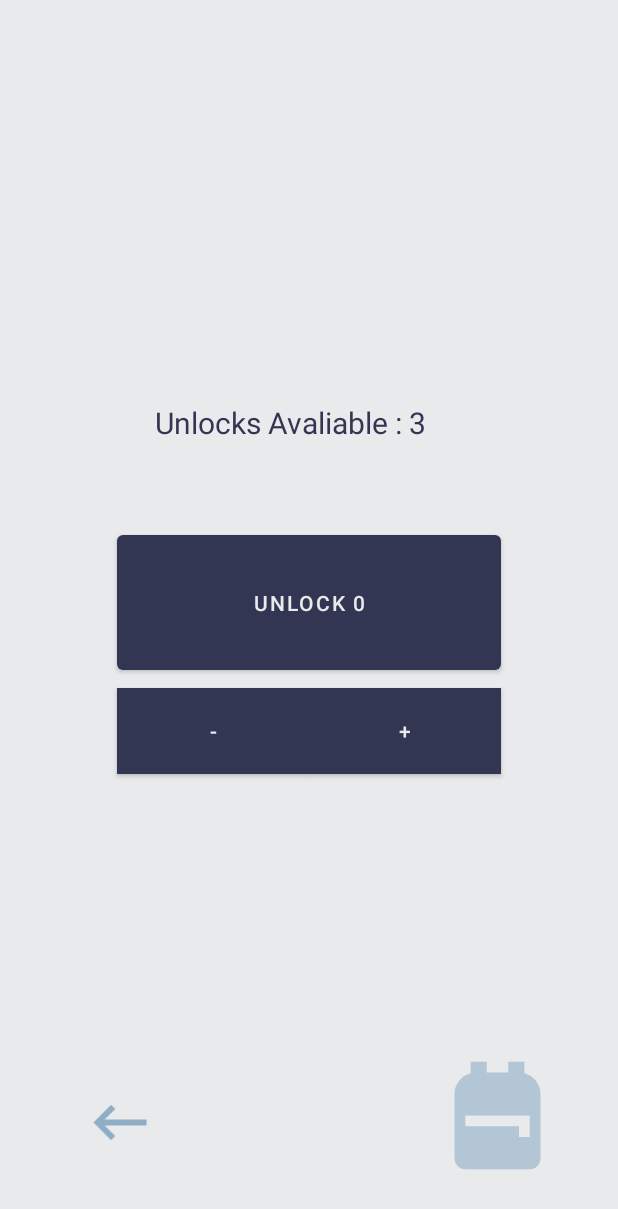
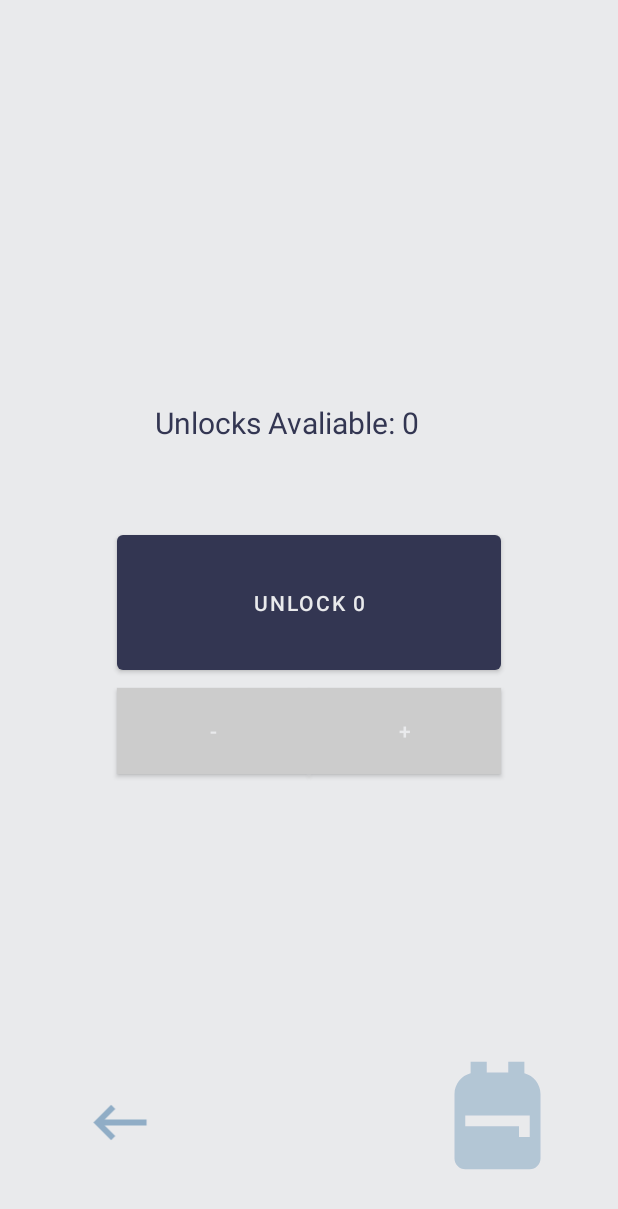
Before and after one commit to Dessie0/TriviaChance, an Android app: the RedeemActivity screen opened directly, with no data from a screen before it, on a phone screen of 412 x 824 dp. Shown: the top 1209 px of the screen. Run offline under Robolectric (Android 15) with nearby library versions, the phone set to English and light mode, and no system bars; network calls fail.

```diff
--- a/app/src/main/java/edu/floridapoly/mobiledeviceapplications/fall22/triviachance/InventoryActivity.java
+++ b/app/src/main/java/edu/floridapoly/mobiledeviceapplications/fall22/triviachance/InventoryActivity.java
@@ -39,6 +39,7 @@ public class InventoryActivity extends AppCompatActivity {
     @Override
     protected void onCreate(Bundle savedInstanceState) {
         super.onCreate(savedInstanceState);
+        ThemeUtil.onActivityCreateTheme(this);
         setContentView(R.layout.activity_inventory);
 
         redeemPrizesButton = findViewById(R.id.redeemPrizesButton);
--- a/app/src/main/java/edu/floridapoly/mobiledeviceapplications/fall22/triviachance/RedeemActivity.java
+++ b/app/src/main/java/edu/floridapoly/mobiledeviceapplications/fall22/triviachance/RedeemActivity.java
@@ -3,7 +3,13 @@ package edu.floridapoly.mobiledeviceapplications.fall22.triviachance;
 import androidx.appcompat.app.AppCompatActivity;
 
 import android.os.Bundle;
-
+import android.content.Intent;
+import android.graphics.Color;
+import android.util.TypedValue;
+import android.view.View;
+import android.widget.Button;
+import android.widget.ImageButton;
+import android.widget.TextView;
 import org.jetbrains.annotations.NotNull;
 
 import java.util.HashMap;
@@ -37,9 +43,107 @@ public class RedeemActivity extends AppCompatActivity {
     }
 
 
+    TextView unlockText;
+    Button unlockButton;
+    Button increaseButton;
+    Button decreaseButton;
+
+    ImageButton homeButton;
+    ImageButton inventoryButton;
+
+
+    TypedValue typedValue;
+
+    int selectedAmount = 0;
+    int colorPrimary, colorSecondary;
+
+
     @Override
     protected void onCreate(Bundle savedInstanceState) {
         super.onCreate(savedInstanceState);
+        ThemeUtil.onActivityCreateTheme(this);
         setContentView(R.layout.activity_redeem);
+
+
+        typedValue = new TypedValue();
+        getTheme().resolveAttribute(com.google.android.material.R.attr.colorPrimary, typedValue, true);
+        colorPrimary = typedValue.resourceId;
+        getTheme().resolveAttribute(com.google.android.material.R.attr.colorSecondary, typedValue, true);
+        colorSecondary = typedValue.resourceId;
+
+        unlockText = findViewById(R.id.unlocksAvaliableText);
+        unlockText.setText(String.format("Unlocks Avaliable: %d", ResultsActivity.unlocksAvaliable));
+
+        homeButton = findViewById(R.id.homeButton);
+        homeButton.setOnClickListener(new View.OnClickListener() {
+            @Override
+            public void onClick(View view) {
+                Intent intent = new Intent(RedeemActivity.this, MainMenu.class);
+                startActivity(intent);
+            }
+        });
+
+        inventoryButton = findViewById(R.id.inventoryButton);
+        inventoryButton.setOnClickListener(new View.OnClickListener() {
+            @Override
+            public void onClick(View view) {
+                Intent intent = new Intent(RedeemActivity.this, InventoryActivity.class);
+                startActivity(intent);
+            }
+        });
+
+        increaseButton = findViewById(R.id.increaseButton);
+        decreaseButton = findViewById(R.id.decreaseButton);
+
+
+        unlockButton = findViewById(R.id.unlockButton);
+        unlockButton.setOnClickListener(new View.OnClickListener() {
+            @Override
+            public void onClick(View view) {
+
+            }
+        });
+
+        checkColors();
+
+        increaseButton.setOnClickListener(new View.OnClickListener() {
+            @Override
+            public void onClick(View view) {
+                if (selectedAmount < ResultsActivity.unlocksAvaliable) {
+                    unlockButton.setText(String.format("Unlock %d", ++selectedAmount));
+                    checkColors();
+                }
+            }
+        });
+
+        decreaseButton.setOnClickListener(new View.OnClickListener() {
+            @Override
+            public void onClick(View view) {
+                if (selectedAmount > 0) {
+                    unlockButton.setText(String.format("Unlock %d", --selectedAmount));
+                    checkColors();
+                }
+
+            }
+        });
+    }
+
+    public void checkColors() {
+        if (ResultsActivity.unlocksAvaliable == 0) {
+            decreaseButton.setBackgroundColor(Color.LTGRAY);
+            increaseButton.setBackgroundColor(Color.LTGRAY);
+        }
+        else if (selectedAmount == 0) {
+            decreaseButton.setBackgroundColor(Color.LTGRAY);
+            increaseButton.setBackgroundColor(getResources().getColor(colorPrimary));
+        }
+        else if (selectedAmount > 0 && selectedAmount < ResultsActivity.unlocksAvaliable) {
+            decreaseButton.setBackgroundColor(getResources().getColor(colorPrimary));
+            increaseButton.setBackgroundColor(getResources().getColor(colorPrimary));
+        }
+        else if (selectedAmount == ResultsActivity.unlocksAvaliable) {
+            increaseButton.setBackgroundColor(Color.LTGRAY);
+            decreaseButton.setBackgroundColor(getResources().getColor(colorPrimary));
+        }
     }
 }
--- a/app/src/main/res/values/strings.xml
+++ b/app/src/main/res/values/strings.xml
@@ -18,6 +18,8 @@
 
     <string name="current_progress">Current Progress:</string>
 
+    <string name="locked_item">This item is locked</string>
+
     <string-array name="theme_choices">
         <item>Choose One</item>
         <item>Gold</item>
```
Also changed, not shown: app/src/main/java/edu/floridapoly/mobiledeviceapplications/fall22/triviachance/SettingsActivity.java (+7 -0 lines), app/src/main/res/xml/activity_main_menu_scene.xml (+9 -0 lines).
